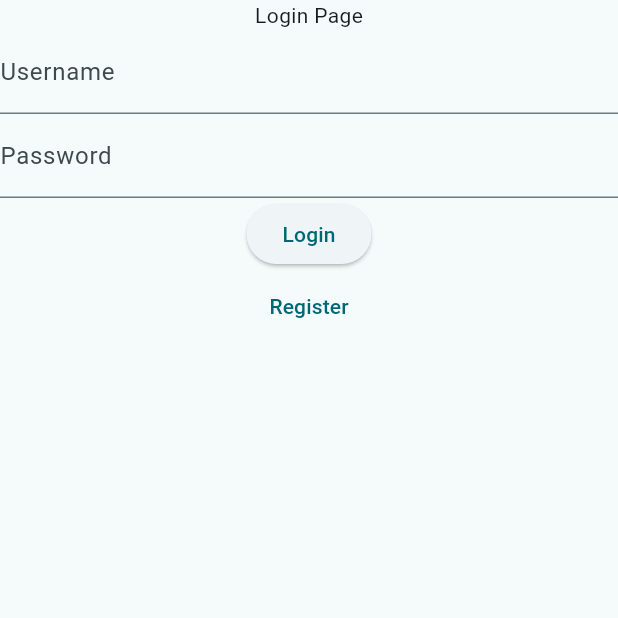
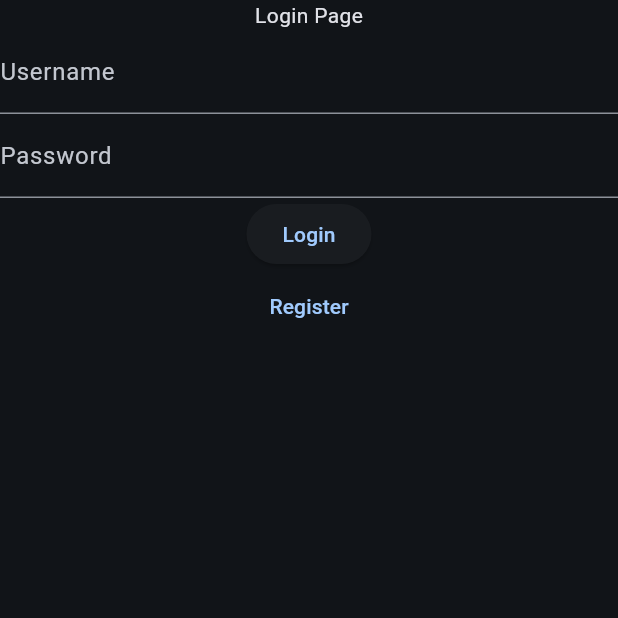
Before and after one commit to carum98/todo_flutter, a Flutter app: the screen it shows after launch, on a phone screen of 412 x 824 dp, the top half of it. Run offline on Flutter 3.47's test engine with Material 2 defaults, Android fonts, the phone set to English and light mode, and no system bars; our stand-ins replace flutter_secure_storage.

Commit message:
Get list

```diff
--- a/lib/core/dependency_injector.dart
+++ b/lib/core/dependency_injector.dart
@@ -2,6 +2,7 @@ import 'package:flutter/widgets.dart';
 import 'package:todo_flutter/repository/auth_repository.dart';
 import 'package:todo_flutter/services/api_service.dart';
 import 'package:todo_flutter/services/auth_service.dart';
+import 'package:todo_flutter/services/list_service.dart';
 import 'package:todo_flutter/services/storage_service.dart';
 import 'package:todo_flutter/services/token_service.dart';
 
@@ -10,8 +11,10 @@ class DI extends InheritedWidget {
 
   late final StorageService storage;
   late final AuthRepository authRepository;
+  late final ListService listService;
 
   late final TokenService _tokenService;
+  late final ApiService _apiService;
 
   DI({
     super.key,
@@ -22,15 +25,18 @@ class DI extends InheritedWidget {
 
     _tokenService = TokenService(storage: storage);
 
+    _apiService = ApiService(
+      context: context,
+      tokenService: _tokenService,
+    );
+
     authRepository = AuthRepository(
       tokenService: _tokenService,
-      api: AuthService(
-        api: ApiService(
-          context: context,
-          tokenService: _tokenService,
-          useToken: false,
-        ),
-      ),
+      api: AuthService(api: _apiService.copyWith(useToken: false)),
+    );
+
+    listService = ListService(
+      api: _apiService,
     );
   }
 
--- a/lib/main.dart
+++ b/lib/main.dart
@@ -29,9 +29,17 @@ class MyApp extends StatelessWidget {
     return MaterialApp(
       title: 'ToDo App',
       theme: ThemeData(
-        colorScheme: ColorScheme.fromSeed(seedColor: Colors.grey),
+        colorScheme: ColorScheme.fromSeed(seedColor: Colors.blue),
         useMaterial3: true,
       ),
+      darkTheme: ThemeData(
+        colorScheme: ColorScheme.fromSeed(
+          seedColor: Colors.blue,
+          brightness: Brightness.dark,
+        ),
+        useMaterial3: true,
+      ),
+      themeMode: ThemeMode.dark,
       debugShowCheckedModeBanner: false,
       initialRoute: isAuth ? HOME_PAGE : LOGIN_PAGE,
       onGenerateRoute: RouterGenerator.onGenerateRoute,
--- /dev/null
+++ b/lib/models/list_model.dart
@@ -0,0 +1,23 @@
+import 'package:flutter/widgets.dart';
+
+class ListModel {
+  final int id;
+  final String name;
+  final Color color;
+
+  ListModel({
+    required this.id,
+    required this.name,
+    required this.color,
+  });
+
+  factory ListModel.fromJson(Map<String, dynamic> json) {
+    return ListModel(
+      id: json['id'],
+      name: json['name'],
+      color: Color(
+        int.parse((json['color'] as String).replaceAll('#', '0xFF')),
+      ),
+    );
+  }
+}
--- a/lib/services/api_service.dart
+++ b/lib/services/api_service.dart
@@ -89,6 +89,8 @@ class ApiService {
     }
 
     if (response.statusCode == 401 && _context.mounted) {
+      _tokenService.delete();
+
       Navigator.of(_context).pushReplacementNamed(LOGIN_PAGE);
 
       throw UnauthorizedException(
@@ -124,6 +126,16 @@ class ApiService {
       'Content-Type': 'application/json',
     };
   }
+
+  ApiService copyWith({
+    bool? useToken,
+  }) {
+    return ApiService(
+      context: _context,
+      tokenService: _tokenService,
+      useToken: useToken ?? _useToken,
+    );
+  }
 }
 
 class Response {
--- /dev/null
+++ b/lib/services/list_service.dart
@@ -0,0 +1,17 @@
+import 'package:todo_flutter/models/list_model.dart';
+
+import 'api_service.dart';
+
+class ListService {
+  final ApiService _api;
+
+  ListService({required ApiService api}) : _api = api;
+
+  Future<List<ListModel>> getList() async {
+    final response = await _api.get('/lists');
+
+    return List<ListModel>.from(
+      response.data['data'].map((x) => ListModel.fromJson(x)),
+    ).toList();
+  }
+}
--- a/lib/services/token_service.dart
+++ b/lib/services/token_service.dart
@@ -22,7 +22,7 @@ class TokenService {
   }
 
   Future<void> save(Map<String, dynamic> map) {
-    return _storage.write(storageName, Auth.fromJson(map).toJson().toString());
+    return _storage.write(storageName, jsonEncode(Auth.fromJson(map).toJson()));
   }
 
   Future<void> delete() {
```
Also changed, not shown: lib/screens/home/home_screen.dart (+37 -5 lines).
